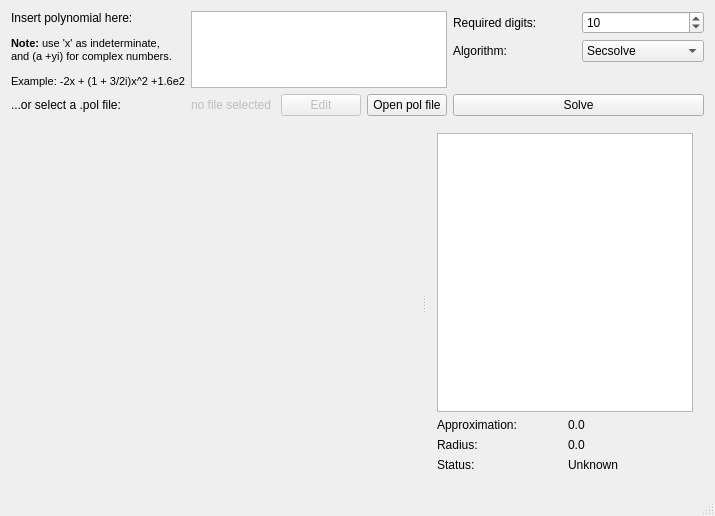
Before: the Qt Designer form src/xmpsolve/mainwindow.ui in robol/MPSolve, drawn with Qt 5.
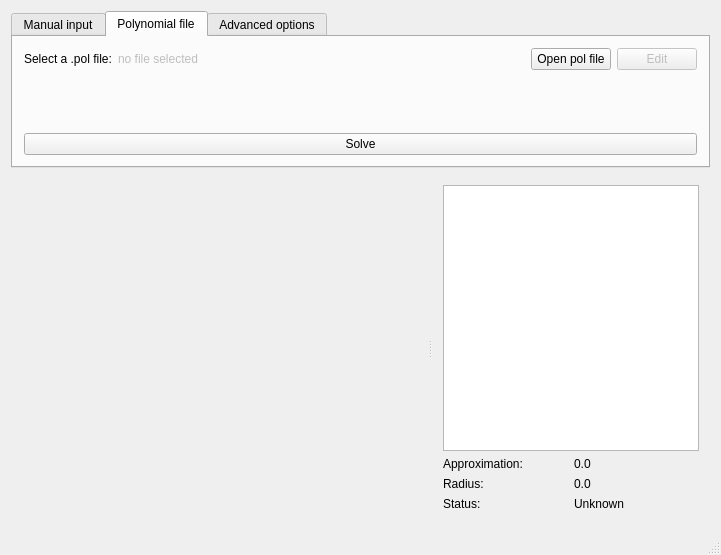
After: the same form once the commit is applied. The open tabs and pages were chosen to show the change. Custom widgets are drawn as their Qt base class.

Commit message: Reworked the UI of xmpsolve.

```diff
--- a/src/xmpsolve/mainwindow.ui
+++ b/src/xmpsolve/mainwindow.ui
@@ -6,45 +6,32 @@
    <rect>
     <x>0</x>
     <y>0</y>
-    <width>715</width>
-    <height>516</height>
+    <width>721</width>
+    <height>555</height>
    </rect>
   </property>
   <property name="windowTitle">
    <string>MPSolve</string>
   </property>
   <widget class="QWidget" name="centralWidget">
+   <layout class="QHBoxLayout" name="horizontalLayout_5">
+    <item>
+     <layout class="QVBoxLayout" name="verticalLayout_4" stretch="1,100">
+      <item>
+       <widget class="QTabWidget" name="tabWidget">
+        <property name="currentIndex">
+         <number>0</number>
+        </property>
+        <widget class="QWidget" name="tab">
+         <attribute name="title">
+          <string>Manual input</string>
+         </attribute>
+         <layout class="QHBoxLayout" name="horizontalLayout_3">
+          <item>
    <layout class="QVBoxLayout" name="verticalLayout_3">
     <item>
-     <layout class="QVBoxLayout" name="verticalLayout" stretch="1,100">
+             <layout class="QHBoxLayout" name="horizontalLayout_2">
       <item>
-       <layout class="QGridLayout" name="gridLayout_4">
-        <item row="0" column="0" rowspan="2">
-         <layout class="QGridLayout" name="gridLayout_2">
-          <item row="1" column="3">
-           <widget class="QPushButton" name="editPolFileButton">
-            <property name="enabled">
-             <bool>false</bool>
-            </property>
-            <property name="text">
-             <string>Edit</string>
-            </property>
-           </widget>
-          </item>
-          <item row="1" column="4">
-           <widget class="QPushButton" name="openPolFileButton">
-            <property name="sizePolicy">
-             <sizepolicy hsizetype="Minimum" vsizetype="Fixed">
-              <horstretch>0</horstretch>
-              <verstretch>0</verstretch>
-             </sizepolicy>
-            </property>
-            <property name="text">
-             <string>Open pol file</string>
-            </property>
-           </widget>
-          </item>
-          <item row="0" column="0">
            <widget class="QLabel" name="label">
             <property name="text">
              <string>&lt;html&gt;&lt;head/&gt;&lt;body&gt;&lt;p&gt;Insert polynomial here:&lt;/p&gt;&lt;p&gt;&lt;span style=&quot; font-size:8pt; font-weight:600;&quot;&gt;Note:&lt;/span&gt;&lt;span style=&quot; font-size:8pt;&quot;&gt; use 'x' as indeterminate, &lt;br/&gt;and (a +yi) for complex numbers.&lt;/span&gt;&lt;/p&gt;&lt;p&gt;&lt;span style=&quot; font-size:8pt;&quot;&gt;Example: -2x + (1 + 3/2i)x^2 +1.6e2&lt;/span&gt;&lt;/p&gt;&lt;/body&gt;&lt;/html&gt;</string>
@@ -54,17 +41,38 @@
             </property>
            </widget>
           </item>
-          <item row="0" column="1" colspan="4">
-           <widget class="QPlainTextEdit" name="polyLineEdit">
+              <item>
+               <widget class="QPlainTextEdit" name="polyLineEdit"/>
+              </item>
+             </layout>
+            </item>
+            <item>
+             <widget class="QPushButton" name="solveButton">
             <property name="sizePolicy">
-             <sizepolicy hsizetype="Expanding" vsizetype="Expanding">
+               <sizepolicy hsizetype="Expanding" vsizetype="Fixed">
               <horstretch>0</horstretch>
               <verstretch>0</verstretch>
              </sizepolicy>
             </property>
-           </widget>
-          </item>
-          <item row="1" column="0">
+              <property name="text">
+               <string>Solve</string>
+              </property>
+             </widget>
+            </item>
+           </layout>
+          </item>
+         </layout>
+        </widget>
+        <widget class="QWidget" name="tab_2">
+         <attribute name="title">
+          <string>Polynomial file</string>
+         </attribute>
+         <layout class="QHBoxLayout" name="horizontalLayout_6">
+          <item>
+           <layout class="QVBoxLayout" name="verticalLayout" stretch="100,0,1">
+            <item>
+             <layout class="QHBoxLayout" name="horizontalLayout" stretch="1,100,1,1">
+              <item>
            <widget class="QLabel" name="label_4">
             <property name="sizePolicy">
              <sizepolicy hsizetype="Minimum" vsizetype="Preferred">
@@ -73,11 +81,11 @@
              </sizepolicy>
             </property>
             <property name="text">
-             <string>...or select a .pol file:</string>
+                 <string>Select a .pol file:</string>
             </property>
            </widget>
           </item>
-          <item row="1" column="1" colspan="2">
+              <item>
            <widget class="QLabel" name="selectedFileLabel">
             <property name="enabled">
              <bool>false</bool>
@@ -87,9 +95,61 @@
             </property>
            </widget>
           </item>
-         </layout>
-        </item>
-        <item row="0" column="1">
+              <item>
+               <widget class="QPushButton" name="openPolFileButton">
+                <property name="sizePolicy">
+                 <sizepolicy hsizetype="Minimum" vsizetype="Fixed">
+                  <horstretch>0</horstretch>
+                  <verstretch>0</verstretch>
+                 </sizepolicy>
+                </property>
+                <property name="text">
+                 <string>Open pol file</string>
+                </property>
+               </widget>
+              </item>
+              <item>
+               <widget class="QPushButton" name="editPolFileButton">
+                <property name="enabled">
+                 <bool>false</bool>
+                </property>
+                <property name="text">
+                 <string>Edit</string>
+                </property>
+               </widget>
+              </item>
+             </layout>
+            </item>
+            <item>
+             <spacer name="verticalSpacer_2">
+              <property name="orientation">
+               <enum>Qt::Vertical</enum>
+              </property>
+              <property name="sizeHint" stdset="0">
+               <size>
+                <width>20</width>
+                <height>40</height>
+               </size>
+              </property>
+             </spacer>
+            </item>
+            <item>
+             <widget class="QPushButton" name="polFileSolveButton">
+              <property name="text">
+               <string>Solve</string>
+              </property>
+             </widget>
+            </item>
+           </layout>
+          </item>
+         </layout>
+        </widget>
+        <widget class="QWidget" name="tab_3">
+         <attribute name="title">
+          <string>Advanced options</string>
+         </attribute>
+         <layout class="QHBoxLayout" name="horizontalLayout_4">
+          <item>
          <layout class="QGridLayout" name="gridLayout">
           <item row="0" column="0">
            <widget class="QLabel" name="label_2">
@@ -132,7 +192,7 @@
             </property>
            </widget>
           </item>
-          <item row="2" column="1">
+            <item row="2" column="0">
            <spacer name="verticalSpacer">
             <property name="orientation">
              <enum>Qt::Vertical</enum>
@@ -147,20 +207,9 @@
           </item>
          </layout>
         </item>
-        <item row="1" column="1">
-         <widget class="QPushButton" name="solveButton">
-          <property name="sizePolicy">
-           <sizepolicy hsizetype="Expanding" vsizetype="Fixed">
-            <horstretch>0</horstretch>
-            <verstretch>0</verstretch>
-           </sizepolicy>
-          </property>
-          <property name="text">
-           <string>Solve</string>
-          </property>
-         </widget>
-        </item>
-       </layout>
+         </layout>
+        </widget>
+       </widget>
       </item>
       <item>
        <widget class="QSplitter" name="splitter">
```
Left out of the diff: 4 changed lines with no effect on the pictures. Lines whose indentation alone changed are shown as unchanged. The commit also changes 3 other files.
